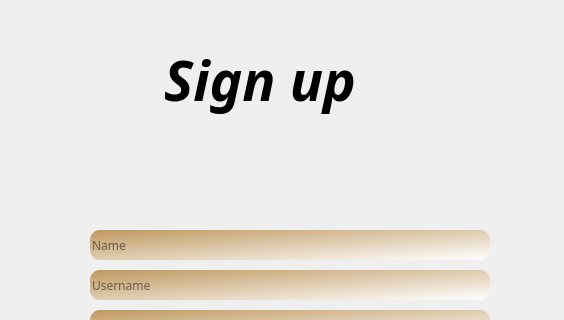
The window that signup.ui (A-hmy/SkullKing_Endless-Loop_8) describes before a commit, drawn with Qt 5; both pictures show x 0 to 564 and y 0 to 320 of the 564 by 645 pixel window.
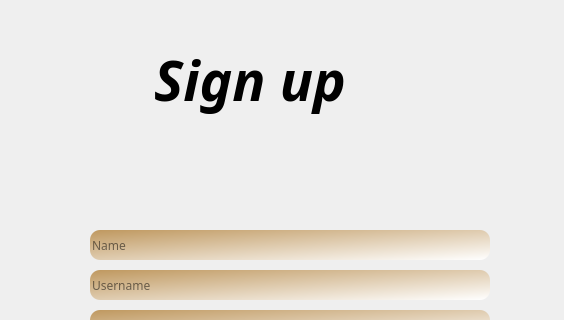
The same window after the commit. Icons and pictures are not drawn.

Diff of the .ui file:
```diff
--- a/signup.ui
+++ b/signup.ui
@@ -16,7 +16,7 @@
   <widget class="QLabel" name="label_6">
    <property name="geometry">
     <rect>
-     <x>60</x>
+     <x>50</x>
      <y>-20</y>
      <width>400</width>
      <height>200</height>
```
